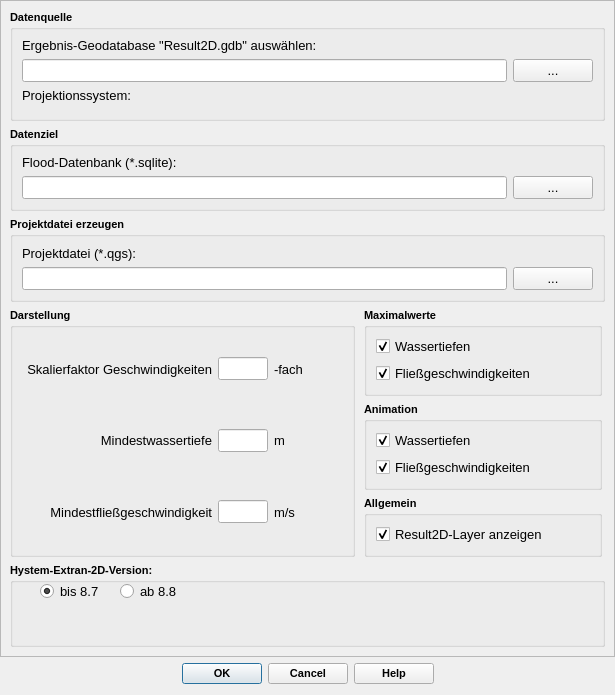
Before: the Qt Designer form qkan/floodTools/res/animation_dialog_base.ui in Laneru/QKan, drawn with Qt 5.
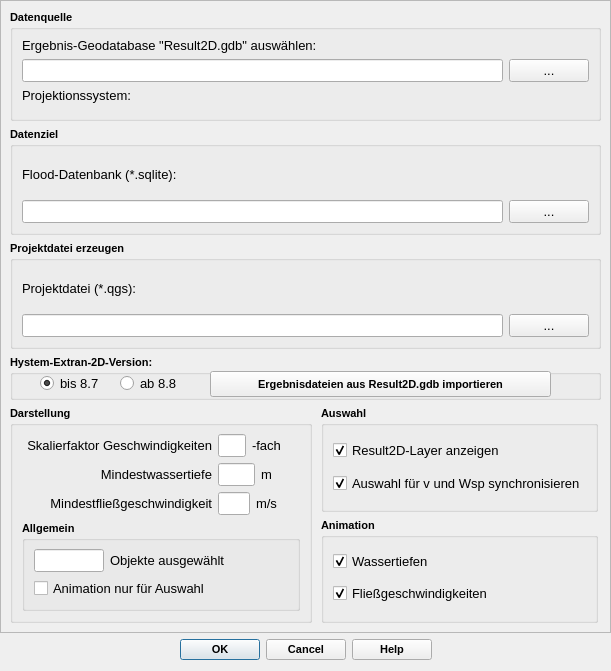
After: the same form once the commit is applied. Custom widgets are drawn as their Qt base class.

Patch:
```diff
--- a/qkan/floodTools/res/animation_dialog_base.ui
+++ b/qkan/floodTools/res/animation_dialog_base.ui
@@ -6,8 +6,8 @@
    <rect>
     <x>0</x>
     <y>0</y>
-    <width>615</width>
-    <height>695</height>
+    <width>611</width>
+    <height>671</height>
    </rect>
   </property>
   <property name="sizePolicy">
@@ -25,7 +25,7 @@
   <property name="maximumSize">
    <size>
     <width>16777215</width>
-    <height>695</height>
+    <height>697</height>
    </size>
   </property>
   <property name="font">
@@ -56,8 +56,8 @@
        <rect>
         <x>0</x>
         <y>0</y>
-        <width>613</width>
-        <height>655</height>
+        <width>609</width>
+        <height>631</height>
        </rect>
       </property>
       <layout class="QVBoxLayout" name="verticalLayout_7">
@@ -379,6 +379,123 @@
          </layout>
         </widget>
        </item>
+       <item>
+        <widget class="QGroupBox" name="gb_action_3">
+         <property name="minimumSize">
+          <size>
+           <width>0</width>
+           <height>45</height>
+          </size>
+         </property>
+         <property name="maximumSize">
+          <size>
+           <width>16777215</width>
+           <height>45</height>
+          </size>
+         </property>
+         <property name="font">
+          <font>
+           <family>Tahoma</family>
+           <pointsize>8</pointsize>
+           <weight>75</weight>
+           <bold>true</bold>
+          </font>
+         </property>
+         <property name="toolTip">
+          <string comment="Pfad der Zieldatenbank">&lt;html&gt;&lt;head/&gt;&lt;body&gt;&lt;p&gt;Auswahl der zu verarbeitenden Ergebnisdaten aus der HE-Berechnung&lt;/p&gt;&lt;/body&gt;&lt;/html&gt;</string>
+         </property>
+         <property name="statusTip">
+          <string>Auswahl der zu verarbeitenden Ergebnisdaten aus der HE-Berechnung</string>
+         </property>
+         <property name="whatsThis">
+          <string>Auswahl der zu verarbeitenden Ergebnisdaten aus der HE-Berechnung</string>
+         </property>
+         <property name="title">
+          <string>Hystem-Extran-2D-Version:</string>
+         </property>
+         <property name="flat">
+          <bool>false</bool>
+         </property>
+         <property name="checkable">
+          <bool>false</bool>
+         </property>
+         <widget class="QRadioButton" name="rb_v1">
+          <property name="geometry">
+           <rect>
+            <x>30</x>
+            <y>20</y>
+            <width>61</width>
+            <height>17</height>
+           </rect>
+          </property>
+          <property name="font">
+           <font>
+            <family>Tahoma</family>
+            <pointsize>10</pointsize>
+            <weight>50</weight>
+            <bold>false</bold>
+           </font>
+          </property>
+          <property name="text">
+           <string>bis 8.7</string>
+          </property>
+          <property name="checked">
+           <bool>true</bool>
+          </property>
+         </widget>
+         <widget class="QRadioButton" name="rb_v2">
+          <property name="geometry">
+           <rect>
+            <x>110</x>
+            <y>20</y>
+            <width>61</width>
+            <height>17</height>
+           </rect>
+          </property>
+          <property name="font">
+           <font>
+            <family>Tahoma</family>
+            <pointsize>10</pointsize>
+            <weight>50</weight>
+            <bold>false</bold>
+           </font>
+          </property>
+          <property name="text">
+           <string>ab 8.8</string>
+          </property>
+         </widget>
+         <widget class="QPushButton" name="pb_import_gdb">
+          <property name="geometry">
+           <rect>
+            <x>200</x>
+            <y>16</y>
+            <width>341</width>
+            <height>26</height>
+           </rect>
+          </property>
+          <property name="font">
+           <font>
+            <family>Tahoma</family>
+            <pointsize>8</pointsize>
+            <weight>75</weight>
+            <bold>true</bold>
+           </font>
+          </property>
+          <property name="toolTip">
+           <string>&lt;html&gt;&lt;head/&gt;&lt;body&gt;&lt;p&gt;Einlesen der Ergenisdaten aus der Geodatabase&lt;/p&gt;&lt;/body&gt;&lt;/html&gt;</string>
+          </property>
+          <property name="statusTip">
+           <string>Einlesen der Ergenisdaten aus der Geodatabase</string>
+          </property>
+          <property name="whatsThis">
+           <string>Einlesen der Ergenisdaten aus der Geodatabase</string>
+          </property>
+          <property name="text">
+           <string>Ergebnisdateien aus Result2D.gdb importieren</string>
+          </property>
+         </widget>
+        </widget>
+       </item>
        <item>
         <layout class="QHBoxLayout" name="horizontalLayout_7">
          <item>
@@ -704,6 +821,135 @@
               </item>
              </layout>
             </item>
+            <item>
+             <widget class="QGroupBox" name="gb_action_5">
+              <property name="sizePolicy">
+               <sizepolicy hsizetype="Expanding" vsizetype="Preferred">
+                <horstretch>0</horstretch>
+                <verstretch>0</verstretch>
+               </sizepolicy>
+              </property>
+              <property name="font">
+               <font>
+                <family>Tahoma</family>
+                <pointsize>8</pointsize>
+                <weight>75</weight>
+                <bold>true</bold>
+               </font>
+              </property>
+              <property name="toolTip">
+               <string comment="Pfad der Zieldatenbank">&lt;html&gt;&lt;head/&gt;&lt;body&gt;&lt;p&gt;Auswahl der zu verarbeitenden Ergebnisdaten aus der HE-Berechnung&lt;/p&gt;&lt;/body&gt;&lt;/html&gt;</string>
+              </property>
+              <property name="statusTip">
+               <string>Auswahl der zu verarbeitenden Ergebnisdaten aus der HE-Berechnung</string>
+              </property>
+              <property name="whatsThis">
+               <string>Auswahl der zu verarbeitenden Ergebnisdaten aus der HE-Berechnung</string>
+              </property>
+              <property name="title">
+               <string>Allgemein</string>
+              </property>
+              <property name="flat">
+               <bool>false</bool>
+              </property>
+              <property name="checkable">
+               <bool>false</bool>
+              </property>
+              <layout class="QVBoxLayout" name="verticalLayout_12">
+               <item>
+                <layout class="QHBoxLayout" name="horizontalLayout_8">
+                 <item>
+                  <widget class="QLineEdit" name="tf_selected">
+                   <property name="maximumSize">
+                    <size>
+                     <width>70</width>
+                     <height>16777215</height>
+                    </size>
+                   </property>
+                   <property name="font">
+                    <font>
+                     <family>Tahoma</family>
+                     <pointsize>10</pointsize>
+                     <weight>50</weight>
+                     <bold>false</bold>
+                    </font>
+                   </property>
+                   <property name="toolTip">
+                    <string>&lt;html&gt;&lt;head/&gt;&lt;body&gt;&lt;p&gt;Anzahl ausgewählter Objekte für Animation&lt;/p&gt;&lt;/body&gt;&lt;/html&gt;</string>
+                   </property>
+                   <property name="statusTip">
+                    <string>Anzahl ausgewählter Objekte für Animation</string>
+                   </property>
+                   <property name="whatsThis">
+                    <string>Anzahl ausgewählter Objekte für Animation</string>
+                   </property>
+                   <property name="text">
+                    <string/>
+                   </property>
+                   <property name="placeholderText">
+                    <string/>
+                   </property>
+                  </widget>
+                 </item>
+                 <item>
+                  <widget class="QLabel" name="label_13">
+                   <property name="font">
+                    <font>
+                     <family>Tahoma</family>
+                     <pointsize>10</pointsize>
+                     <weight>50</weight>
+                     <bold>false</bold>
+                    </font>
+                   </property>
+                   <property name="layoutDirection">
+                    <enum>Qt::LeftToRight</enum>
+                   </property>
+                   <property name="text">
+                    <string>Objekte ausgewählt</string>
+                   </property>
+                   <property name="alignment">
+                    <set>Qt::AlignLeading|Qt::AlignLeft|Qt::AlignVCenter</set>
+                   </property>
+                  </widget>
+                 </item>
+                </layout>
+               </item>
+               <item>
+                <widget class="QCheckBox" name="cb_selected">
+                 <property name="font">
+                  <font>
+                   <family>Tahoma</family>
+                   <pointsize>10</pointsize>
+                   <weight>50</weight>
+                   <bold>false</bold>
+                  </font>
+                 </property>
+                 <property name="toolTip">
+                  <string>&lt;html&gt;&lt;head/&gt;&lt;body&gt;&lt;p&gt;Animation nur für ausgewählte Objekte der Layer &amp;quot;velocities&amp;quot; und &amp;quot;waterlevels&amp;quot;&lt;/p&gt;&lt;/body&gt;&lt;/html&gt;</string>
+                 </property>
+                 <property name="statusTip">
+                  <string>Animation nur für ausgewählte Objekte der Layer &quot;velocities&quot; und &quot;waterlevels&quot;</string>
+                 </property>
+                 <property name="whatsThis">
+                  <string>Animation nur für ausgewählte Objekte der Layer &quot;velocities&quot; und &quot;waterlevels&quot;</string>
+                 </property>
+                 <property name="accessibleDescription">
+                  <string>Schächte importieren</string>
+                 </property>
+                 <property name="layoutDirection">
+                  <enum>Qt::LeftToRight</enum>
+                 </property>
+                 <property name="text">
+                  <string>Animation nur für Auswahl</string>
+                 </property>
+                 <property name="checked">
+                  <bool>false</bool>
+                 </property>
+                </widget>
+               </item>
+              </layout>
+             </widget>
+            </item>
            </layout>
           </widget>
          </item>
@@ -741,7 +987,7 @@
               <string>Auswahl der zu verarbeitenden Ergebnisdaten aus der HE-Berechnung</string>
              </property>
              <property name="title">
-              <string>Maximalwerte</string>
+              <string>Auswahl</string>
              </property>
              <property name="flat">
               <bool>false</bool>
@@ -751,7 +997,7 @@
              </property>
              <layout class="QVBoxLayout" name="verticalLayout_11">
               <item>
-               <widget class="QCheckBox" name="cb_wlevelMax">
+               <widget class="QCheckBox" name="cb_gdb_remove">
                 <property name="font">
                  <font>
                   <family>Tahoma</family>
@@ -772,8 +1018,11 @@
                 <property name="accessibleDescription">
                  <string>Haltungen importieren</string>
                 </property>
+                <property name="layoutDirection">
+                 <enum>Qt::LeftToRight</enum>
+                </property>
                 <property name="text">
-                 <string>Wassertiefen</string>
+                 <string>Result2D-Layer anzeigen        </string>
                 </property>
                 <property name="checked">
                  <bool>true</bool>
@@ -803,7 +1052,7 @@
                  <string>Schächte importieren</string>
                 </property>
                 <property name="text">
-                 <string>Fließgeschwindigkeiten</string>
+                 <string>Auswahl für v und Wsp synchronisieren</string>
                 </property>
                 <property name="checked">
                  <bool>true</bool>
@@ -911,162 +1160,10 @@
              </layout>
             </widget>
            </item>
-           <item>
-            <widget class="QGroupBox" name="gb_action_5">
-             <property name="sizePolicy">
-              <sizepolicy hsizetype="Expanding" vsizetype="Preferred">
-               <horstretch>0</horstretch>
-               <verstretch>0</verstretch>
-              </sizepolicy>
-             </property>
-             <property name="font">
-              <font>
-               <family>Tahoma</family>
-               <pointsize>8</pointsize>
-               <weight>75</weight>
-               <bold>true</bold>
-              </font>
-             </property>
-             <property name="toolTip">
-              <string comment="Pfad der Zieldatenbank">&lt;html&gt;&lt;head/&gt;&lt;body&gt;&lt;p&gt;Auswahl der zu verarbeitenden Ergebnisdaten aus der HE-Berechnung&lt;/p&gt;&lt;/body&gt;&lt;/html&gt;</string>
-             </property>
-             <property name="statusTip">
-              <string>Auswahl der zu verarbeitenden Ergebnisdaten aus der HE-Berechnung</string>
-             </property>
-             <property name="whatsThis">
-              <string>Auswahl der zu verarbeitenden Ergebnisdaten aus der HE-Berechnung</string>
-             </property>
-             <property name="title">
-              <string>Allgemein</string>
-             </property>
-             <property name="flat">
-              <bool>false</bool>
-             </property>
-             <property name="checkable">
-              <bool>false</bool>
-             </property>
-             <layout class="QVBoxLayout" name="verticalLayout_12">
-              <item>
-               <widget class="QCheckBox" name="cb_gdb_remove">
-                <property name="font">
-                 <font>
-                  <family>Tahoma</family>
-                  <pointsize>10</pointsize>
-                  <weight>50</weight>
-                  <bold>false</bold>
-                 </font>
-                </property>
-                <property name="toolTip">
-                 <string>&lt;html&gt;&lt;head/&gt;&lt;body&gt;&lt;p&gt;Geodatabase-Ergebnis-Layer nicht nach dem Import aus der Layerliste entfernen&lt;/p&gt;&lt;/body&gt;&lt;/html&gt;</string>
-                </property>
-                <property name="statusTip">
-                 <string>Geodatabase-Ergebnis-Layer nicht nach dem Import aus der Layerliste entfernen</string>
-                </property>
-                <property name="whatsThis">
-                 <string>Geodatabase-Ergebnis-Layer nicht nach dem Import aus der Layerliste entfernen</string>
-                </property>
-                <property name="accessibleDescription">
-                 <string>Haltungen importieren</string>
-                </property>
-                <property name="layoutDirection">
-                 <enum>Qt::LeftToRight</enum>
-                </property>
-                <property name="text">
-                 <string>Result2D-Layer anzeigen        </string>
-                </property>
-                <property name="checked">
-                 <bool>true</bool>
-                </property>
-               </widget>
-              </item>
-             </layout>
-            </widget>
-           </item>
           </layout>
          </item>
         </layout>
        </item>
-       <item>
-        <widget class="QGroupBox" name="gb_action_3">
-         <property name="minimumSize">
-          <size>
-           <width>0</width>
-           <height>50</height>
-          </size>
-         </property>
-         <property name="font">
-          <font>
-           <family>Tahoma</family>
-           <pointsize>8</pointsize>
-           <weight>75</weight>
-           <bold>true</bold>
-          </font>
-         </property>
-         <property name="toolTip">
-          <string comment="Pfad der Zieldatenbank">&lt;html&gt;&lt;head/&gt;&lt;body&gt;&lt;p&gt;Auswahl der zu verarbeitenden Ergebnisdaten aus der HE-Berechnung&lt;/p&gt;&lt;/body&gt;&lt;/html&gt;</string>
-         </property>
-         <property name="statusTip">
-          <string>Auswahl der zu verarbeitenden Ergebnisdaten aus der HE-Berechnung</string>
-         </property>
-         <property name="whatsThis">
-          <string>Auswahl der zu verarbeitenden Ergebnisdaten aus der HE-Berechnung</string>
-         </property>
-         <property name="title">
-          <string>Hystem-Extran-2D-Version:</string>
-         </property>
-         <property name="flat">
-          <bool>false</bool>
-         </property>
-         <property name="checkable">
-          <bool>false</bool>
-         </property>
-         <widget class="QRadioButton" name="rb_v1">
-          <property name="geometry">
-           <rect>
-            <x>30</x>
-            <y>20</y>
-            <width>61</width>
-            <height>17</height>
-           </rect>
-          </property>
-          <property name="font">
-           <font>
-            <family>Tahoma</family>
-            <pointsize>10</pointsize>
-            <weight>50</weight>
-            <bold>false</bold>
-           </font>
-          </property>
-          <property name="text">
-           <string>bis 8.7</string>
-          </property>
-          <property name="checked">
-           <bool>true</bool>
-          </property>
-         </widget>
-         <widget class="QRadioButton" name="rb_v2">
-          <property name="geometry">
-           <rect>
-            <x>110</x>
-            <y>20</y>
-            <width>61</width>
-            <height>17</height>
-           </rect>
-          </property>
-          <property name="font">
-           <font>
-            <family>Tahoma</family>
-            <pointsize>10</pointsize>
-            <weight>50</weight>
-            <bold>false</bold>
-           </font>
-          </property>
-          <property name="text">
-           <string>ab 8.8</string>
-          </property>
-         </widget>
-        </widget>
-       </item>
       </layout>
      </widget>
     </widget>
```
Left out of the diff: 26 changed lines with no effect on the pictures.
